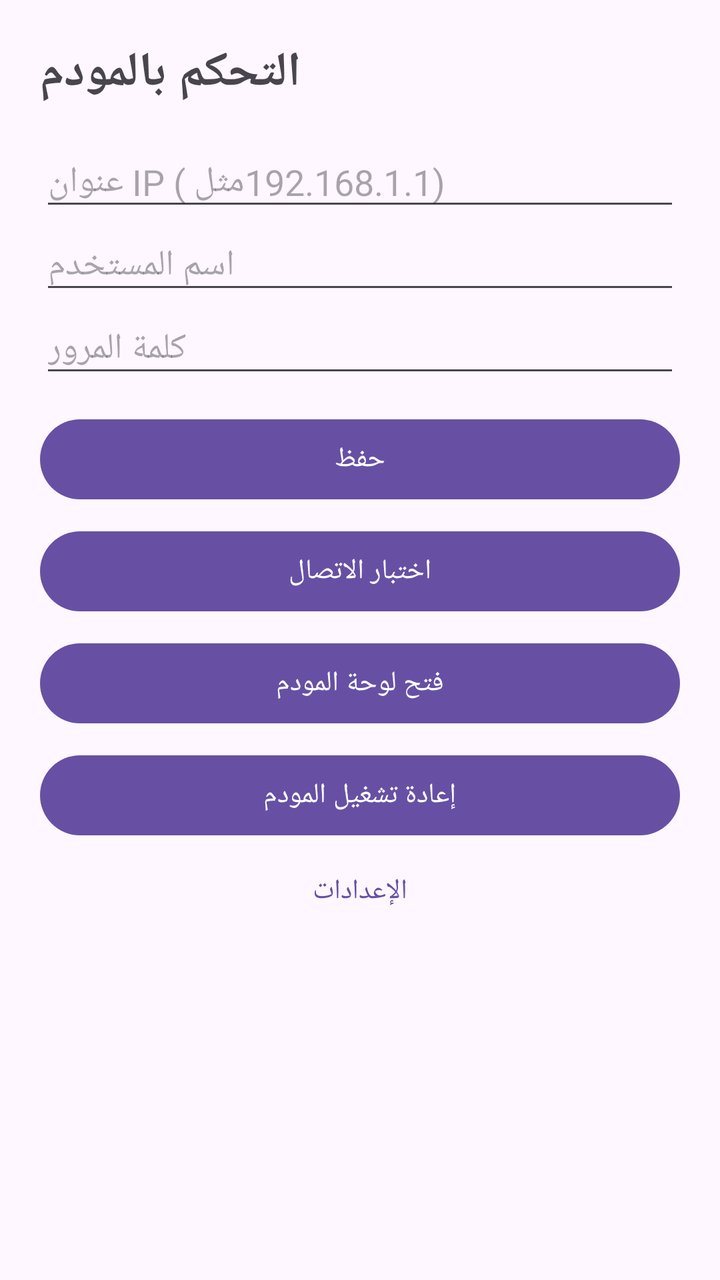
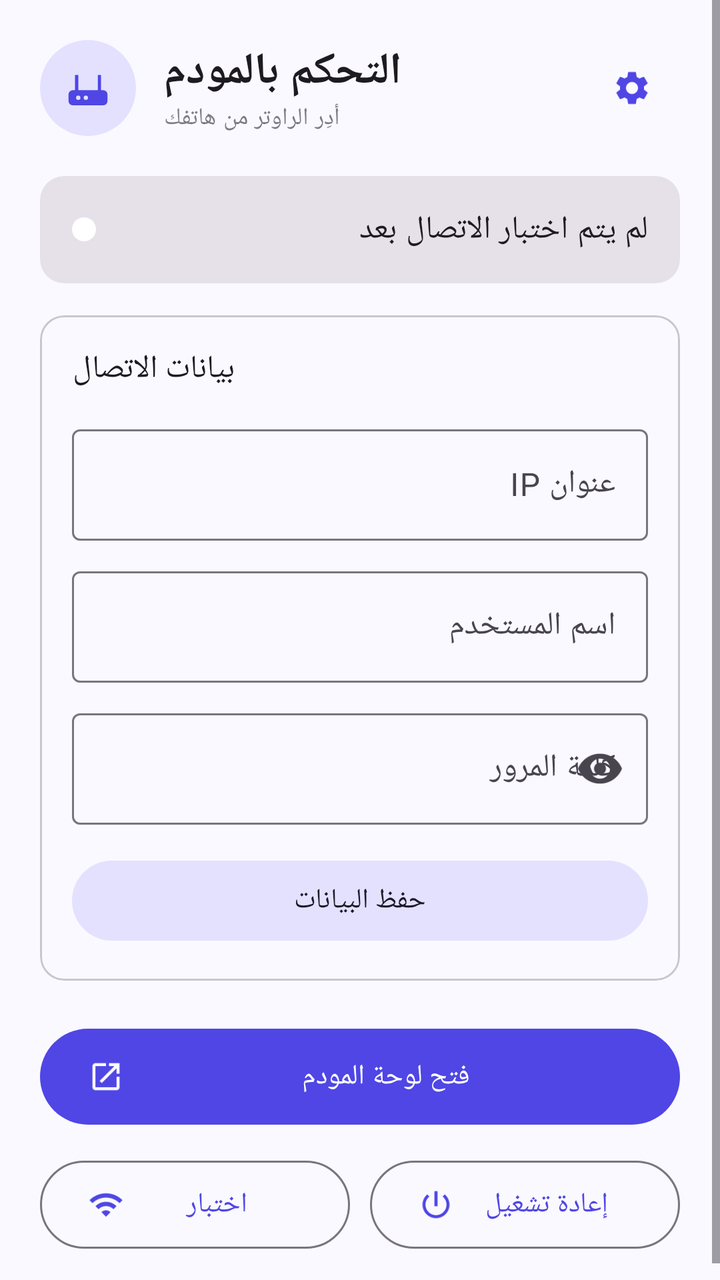

Compare the two renders of this Android layout. The source of the first and the diff that turns it into the second are given below.
<!-- AndroidManifest.xml: application theme Theme.ModemControl -->
<!-- res/layout/activity_main.xml -->
<?xml version="1.0" encoding="utf-8"?>
<ScrollView xmlns:android="http://schemas.android.com/apk/res/android"
    android:layout_width="match_parent" android:layout_height="match_parent" android:fillViewport="true">
    <LinearLayout android:layout_width="match_parent" android:layout_height="wrap_content"
        android:orientation="vertical" android:padding="20dp">
        <TextView android:layout_width="wrap_content" android:layout_height="wrap_content"
            android:text="التحكم بالمودم" android:textSize="24sp" android:textStyle="bold" />
        <EditText android:id="@+id/etIp" android:layout_width="match_parent" android:layout_height="wrap_content"
            android:layout_marginTop="16dp" android:hint="عنوان IP (مثل 192.168.1.1)"
            android:inputType="textUri" android:textDirection="ltr" />
        <EditText android:id="@+id/etUser" android:layout_width="match_parent" android:layout_height="wrap_content"
            android:hint="اسم المستخدم" android:inputType="text" android:textDirection="ltr" />
        <EditText android:id="@+id/etPass" android:layout_width="match_parent" android:layout_height="wrap_content"
            android:hint="كلمة المرور" android:inputType="textPassword" android:textDirection="ltr" />
        <Button android:id="@+id/btnSave" android:layout_width="match_parent" android:layout_height="wrap_content"
            android:layout_marginTop="12dp" android:text="حفظ" />
        <Button android:id="@+id/btnTest" android:layout_width="match_parent" android:layout_height="wrap_content"
            android:layout_marginTop="8dp" android:text="اختبار الاتصال" />
        <Button android:id="@+id/btnPanel" android:layout_width="match_parent" android:layout_height="wrap_content"
            android:layout_marginTop="8dp" android:text="فتح لوحة المودم" />
        <Button android:id="@+id/btnReboot" android:layout_width="match_parent" android:layout_height="wrap_content"
            android:layout_marginTop="8dp" android:text="إعادة تشغيل المودم" />
        <Button android:id="@+id/btnSettings" style="@style/Widget.Material3.Button.TextButton"
            android:layout_width="match_parent" android:layout_height="wrap_content" android:text="الإعدادات" />
        <TextView android:id="@+id/tvStatus" android:layout_width="match_parent" android:layout_height="wrap_content"
            android:layout_marginTop="12dp" />
    </LinearLayout>
</ScrollView>
<!-- resources referenced by this layout -->
<resources>
  <style name="Theme.ModemControl" parent="Theme.Material3.DayNight.NoActionBar" />
</resources>

<!-- the commit's change to res/layout/activity_main.xml (unified diff, before → after) -->
@@ -1,28 +1,92 @@
 <?xml version="1.0" encoding="utf-8"?>
 <ScrollView xmlns:android="http://schemas.android.com/apk/res/android"
+    xmlns:app="http://schemas.android.com/apk/res-auto"
     android:layout_width="match_parent" android:layout_height="match_parent" android:fillViewport="true">
     <LinearLayout android:layout_width="match_parent" android:layout_height="wrap_content"
         android:orientation="vertical" android:padding="20dp">
-        <TextView android:layout_width="wrap_content" android:layout_height="wrap_content"
-            android:text="التحكم بالمودم" android:textSize="24sp" android:textStyle="bold" />
-        <EditText android:id="@+id/etIp" android:layout_width="match_parent" android:layout_height="wrap_content"
-            android:layout_marginTop="16dp" android:hint="عنوان IP (مثل 192.168.1.1)"
-            android:inputType="textUri" android:textDirection="ltr" />
-        <EditText android:id="@+id/etUser" android:layout_width="match_parent" android:layout_height="wrap_content"
-            android:hint="اسم المستخدم" android:inputType="text" android:textDirection="ltr" />
-        <EditText android:id="@+id/etPass" android:layout_width="match_parent" android:layout_height="wrap_content"
-            android:hint="كلمة المرور" android:inputType="textPassword" android:textDirection="ltr" />
-        <Button android:id="@+id/btnSave" android:layout_width="match_parent" android:layout_height="wrap_content"
-            android:layout_marginTop="12dp" android:text="حفظ" />
-        <Button android:id="@+id/btnTest" android:layout_width="match_parent" android:layout_height="wrap_content"
-            android:layout_marginTop="8dp" android:text="اختبار الاتصال" />
-        <Button android:id="@+id/btnPanel" android:layout_width="match_parent" android:layout_height="wrap_content"
-            android:layout_marginTop="8dp" android:text="فتح لوحة المودم" />
-        <Button android:id="@+id/btnReboot" android:layout_width="match_parent" android:layout_height="wrap_content"
-            android:layout_marginTop="8dp" android:text="إعادة تشغيل المودم" />
-        <Button android:id="@+id/btnSettings" style="@style/Widget.Material3.Button.TextButton"
-            android:layout_width="match_parent" android:layout_height="wrap_content" android:text="الإعدادات" />
-        <TextView android:id="@+id/tvStatus" android:layout_width="match_parent" android:layout_height="wrap_content"
-            android:layout_marginTop="12dp" />
+
+        <LinearLayout android:layout_width="match_parent" android:layout_height="wrap_content"
+            android:gravity="center_vertical" android:orientation="horizontal">
+            <ImageView android:layout_width="48dp" android:layout_height="48dp" android:padding="11dp"
+                android:background="@drawable/bg_icon_circle" android:src="@drawable/ic_router"
+                app:tint="?attr/colorPrimary" android:contentDescription="@null" />
+            <LinearLayout android:layout_width="0dp" android:layout_height="wrap_content"
+                android:layout_marginStart="14dp" android:layout_weight="1" android:orientation="vertical">
+                <TextView android:layout_width="wrap_content" android:layout_height="wrap_content"
+                    android:text="التحكم بالمودم" android:textAppearance="?attr/textAppearanceTitleLarge"
+                    android:textStyle="bold" />
+                <TextView android:layout_width="wrap_content" android:layout_height="wrap_content"
+                    android:text="أدِر الراوتر من هاتفك" android:textAppearance="?attr/textAppearanceBodySmall"
+                    android:alpha="0.7" />
+            </LinearLayout>
+            <com.google.android.material.button.MaterialButton android:id="@+id/btnSettings"
+                style="@style/Widget.Material3.Button.IconButton"
+                android:layout_width="48dp" android:layout_height="48dp"
+                app:icon="@drawable/ic_settings" android:contentDescription="الإعدادات" />
+        </LinearLayout>
+
+        <com.google.android.material.card.MaterialCardView style="@style/Widget.Material3.CardView.Filled"
+            android:layout_width="match_parent" android:layout_height="wrap_content" android:layout_marginTop="20dp">
+            <LinearLayout android:layout_width="match_parent" android:layout_height="wrap_content"
+                android:gravity="center_vertical" android:orientation="horizontal" android:padding="16dp">
+                <View android:id="@+id/statusDot" android:layout_width="12dp" android:layout_height="12dp"
+                    android:background="@drawable/shape_dot" />
+                <TextView android:id="@+id/tvStatus" android:layout_width="match_parent"
+                    android:layout_height="wrap_content" android:layout_marginStart="12dp"
+                    android:text="لم يتم اختبار الاتصال بعد" android:textAppearance="?attr/textAppearanceBodyLarge" />
+            </LinearLayout>
+        </com.google.android.material.card.MaterialCardView>
+
+        <com.google.android.material.card.MaterialCardView style="@style/Widget.Material3.CardView.Outlined"
+            android:layout_width="match_parent" android:layout_height="wrap_content" android:layout_marginTop="16dp">
+            <LinearLayout android:layout_width="match_parent" android:layout_height="wrap_content"
+                android:orientation="vertical" android:padding="16dp">
+                <TextView android:layout_width="wrap_content" android:layout_height="wrap_content"
+                    android:text="بيانات الاتصال" android:textAppearance="?attr/textAppearanceTitleMedium" />
+                <com.google.android.material.textfield.TextInputLayout
+                    style="@style/Widget.Material3.TextInputLayout.OutlinedBox"
+                    android:layout_width="match_parent" android:layout_height="wrap_content"
+                    android:layout_marginTop="14dp" android:hint="عنوان IP">
+                    <com.google.android.material.textfield.TextInputEditText android:id="@+id/etIp"
+                        android:layout_width="match_parent" android:layout_height="wrap_content"
+                        android:inputType="textUri" android:textDirection="ltr" />
+                </com.google.android.material.textfield.TextInputLayout>
+                <com.google.android.material.textfield.TextInputLayout
+                    style="@style/Widget.Material3.TextInputLayout.OutlinedBox"
+                    android:layout_width="match_parent" android:layout_height="wrap_content"
+                    android:layout_marginTop="10dp" android:hint="اسم المستخدم">
+                    <com.google.android.material.textfield.TextInputEditText android:id="@+id/etUser"
+                        android:layout_width="match_parent" android:layout_height="wrap_content"
+                        android:inputType="text" android:textDirection="ltr" />
+                </com.google.android.material.textfield.TextInputLayout>
+                <com.google.android.material.textfield.TextInputLayout
+                    style="@style/Widget.Material3.TextInputLayout.OutlinedBox"
+                    android:layout_width="match_parent" android:layout_height="wrap_content"
+                    android:layout_marginTop="10dp" android:hint="كلمة المرور" app:endIconMode="password_toggle">
+                    <com.google.android.material.textfield.TextInputEditText android:id="@+id/etPass"
+                        android:layout_width="match_parent" android:layout_height="wrap_content"
+                        android:inputType="textPassword" android:textDirection="ltr" />
+                </com.google.android.material.textfield.TextInputLayout>
+                <com.google.android.material.button.MaterialButton android:id="@+id/btnSave"
+                    style="@style/Widget.Material3.Button.TonalButton"
+                    android:layout_width="match_parent" android:layout_height="wrap_content"
+                    android:layout_marginTop="14dp" android:text="حفظ البيانات" />
+            </LinearLayout>
+        </com.google.android.material.card.MaterialCardView>
+
+        <com.google.android.material.button.MaterialButton android:id="@+id/btnPanel"
+            android:layout_width="match_parent" android:layout_height="56dp" android:layout_marginTop="20dp"
+            android:text="فتح لوحة المودم" app:icon="@drawable/ic_open" />
+        <LinearLayout android:layout_width="match_parent" android:layout_height="wrap_content"
+            android:layout_marginTop="10dp" android:orientation="horizontal">
+            <com.google.android.material.button.MaterialButton android:id="@+id/btnTest"
+                style="@style/Widget.Material3.Button.OutlinedButton"
+                android:layout_width="0dp" android:layout_height="52dp" android:layout_weight="1"
+                android:layout_marginEnd="5dp" android:text="اختبار" app:icon="@drawable/ic_wifi" />
+            <com.google.android.material.button.MaterialButton android:id="@+id/btnReboot"
+                style="@style/Widget.Material3.Button.OutlinedButton"
+                android:layout_width="0dp" android:layout_height="52dp" android:layout_weight="1"
+                android:layout_marginStart="5dp" android:text="إعادة تشغيل" app:icon="@drawable/ic_power" />
+        </LinearLayout>
     </LinearLayout>
 </ScrollView>
<!-- resource entries referenced after the edit -->
@@ -1,5 +1,59 @@
 <!-- resources referenced by this layout -->
 <resources>
-  <style name="Theme.ModemControl" parent="Theme.Material3.DayNight.NoActionBar" />
+  <!-- drawable bg_icon_circle (drawable) -->
+  <shape xmlns:android="http://schemas.android.com/apk/res/android" android:shape="oval">
+      <solid android:color="@color/primary_container" />
+  </shape>
+  <!-- drawable ic_open (drawable) -->
+  <vector xmlns:android="http://schemas.android.com/apk/res/android"
+      android:width="24dp" android:height="24dp" android:viewportWidth="24" android:viewportHeight="24"
+      android:tint="?attr/colorControlNormal">
+      <path android:fillColor="@android:color/white"  android:pathData="M19,19H5V5h7V3H5c-1.11,0 -2,0.9 -2,2v14c0,1.1 0.89,2 2,2h14c1.1,0 2,-0.9 2,-2v-7h-2v7zM14,3v2h3.59l-9.83,9.83 1.41,1.41L19,6.41V10h2V3h-7z" />
+  </vector>
+  <!-- drawable ic_power (drawable) -->
+  <vector xmlns:android="http://schemas.android.com/apk/res/android"
+      android:width="24dp" android:height="24dp" android:viewportWidth="24" android:viewportHeight="24"
+      android:tint="?attr/colorControlNormal">
+      <path android:fillColor="@android:color/white"  android:pathData="M13,3h-2v10h2V3zM17.83,5.17l-1.42,1.42C17.99,7.86 19,9.81 19,12c0,3.87 -3.13,7 -7,7s-7,-3.13 -7,-7c0,-2.19 1.01,-4.14 2.58,-5.42L6.17,5.17C4.23,6.82 3,9.26 3,12c0,4.97 4.03,9 9,9s9,-4.03 9,-9C21,9.26 19.77,6.82 17.83,5.17z" />
+  </vector>
+  <!-- drawable ic_router (drawable) -->
+  <vector xmlns:android="http://schemas.android.com/apk/res/android"
+      android:width="24dp" android:height="24dp" android:viewportWidth="24" android:viewportHeight="24"
+      android:tint="?attr/colorControlNormal">
+      <path android:fillColor="@android:color/white" android:fillType="evenOdd" android:pathData="M5,13h14a2,2 0 0 1 2,2v3a2,2 0 0 1 -2,2H5a2,2 0 0 1 -2,-2v-3a2,2 0 0 1 2,-2zM7.5,16.5m-1,0a1,1 0 1 0 2,0a1,1 0 1 0 -2,0zM11,16.5m-1,0a1,1 0 1 0 2,0a1,1 0 1 0 -2,0zM6,13V6h1.5v7zM16.5,13V6H18v7z" />
+  </vector>
+  <!-- drawable ic_settings (drawable) -->
+  <vector xmlns:android="http://schemas.android.com/apk/res/android"
+      android:width="24dp" android:height="24dp" android:viewportWidth="24" android:viewportHeight="24"
+      android:tint="?attr/colorControlNormal">
+      <path android:fillColor="@android:color/white"  android:pathData="M19.14,12.94c0.04,-0.3 0.06,-0.61 0.06,-0.94c0,-0.32 -0.02,-0.64 -0.07,-0.94l2.03,-1.58c0.18,-0.14 0.23,-0.41 0.12,-0.61l-1.92,-3.32c-0.12,-0.22 -0.37,-0.29 -0.59,-0.22l-2.39,0.96c-0.5,-0.38 -1.03,-0.7 -1.62,-0.94L14.4,2.81c-0.04,-0.24 -0.24,-0.41 -0.48,-0.41h-3.84c-0.24,0 -0.43,0.17 -0.47,0.41L9.25,5.35C8.66,5.59 8.12,5.92 7.63,6.29L5.24,5.33c-0.22,-0.08 -0.47,0 -0.59,0.22L2.74,8.87C2.62,9.08 2.66,9.34 2.86,9.48l2.03,1.58C4.84,11.36 4.8,11.69 4.8,12s0.02,0.64 0.07,0.94l-2.03,1.58c-0.18,0.14 -0.23,0.41 -0.12,0.61l1.92,3.32c0.12,0.22 0.37,0.29 0.59,0.22l2.39,-0.96c0.5,0.38 1.03,0.7 1.62,0.94l0.36,2.54c0.05,0.24 0.24,0.41 0.48,0.41h3.84c0.24,0 0.44,-0.17 0.47,-0.41l0.36,-2.54c0.59,-0.24 1.13,-0.56 1.62,-0.94l2.39,0.96c0.22,0.08 0.47,0 0.59,-0.22l1.92,-3.32c0.12,-0.22 0.07,-0.47 -0.12,-0.61L19.14,12.94zM12,15.6c-1.98,0 -3.6,-1.62 -3.6,-3.6s1.62,-3.6 3.6,-3.6s3.6,1.62 3.6,3.6S13.98,15.6 12,15.6z" />
+  </vector>
+  <!-- drawable ic_wifi (drawable) -->
+  <vector xmlns:android="http://schemas.android.com/apk/res/android"
+      android:width="24dp" android:height="24dp" android:viewportWidth="24" android:viewportHeight="24"
+      android:tint="?attr/colorControlNormal">
+      <path android:fillColor="@android:color/white"  android:pathData="M1,9l2,2c4.97,-4.97 13.03,-4.97 18,0l2,-2C16.93,2.93 7.08,2.93 1,9zM9,17l3,3 3,-3c-1.65,-1.66 -4.34,-1.66 -6,0zM5,13l2,2c2.76,-2.76 7.24,-2.76 10,0l2,-2C15.14,9.14 8.87,9.14 5,13z" />
+  </vector>
+  <!-- drawable shape_dot (drawable) -->
+  <shape xmlns:android="http://schemas.android.com/apk/res/android" android:shape="oval">
+      <solid android:color="#FFFFFF" /><size android:width="12dp" android:height="12dp" />
+  </shape>
+  <style name="Theme.ModemControl" parent="Theme.Material3.DayNight.NoActionBar">
+          <item name="colorPrimary">@color/primary</item>
+          <item name="colorOnPrimary">@color/on_primary</item>
+          <item name="colorPrimaryContainer">@color/primary_container</item>
+          <item name="colorOnPrimaryContainer">@color/on_primary_container</item>
+          <item name="colorSecondaryContainer">@color/primary_container</item>
+          <item name="colorSurface">@color/surface</item>
+          <item name="android:colorBackground">@color/surface</item>
+          <item name="android:statusBarColor">@color/surface</item>
+          <item name="android:navigationBarColor">@color/surface</item>
+          <item name="android:windowLightStatusBar">@bool/light_bars</item>
+      </style>
+  <color name="primary_container">#E4E1FF</color>
+  <color name="primary">#4F46E5</color>
+  <color name="on_primary">#FFFFFF</color>
+  <color name="on_primary_container">#14106B</color>
+  <color name="surface">#FAF9FF</color>
 </resources>
 
